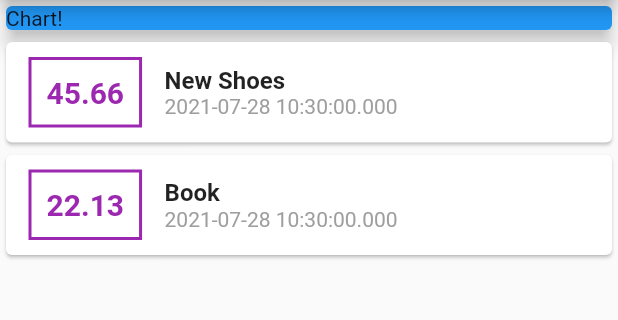
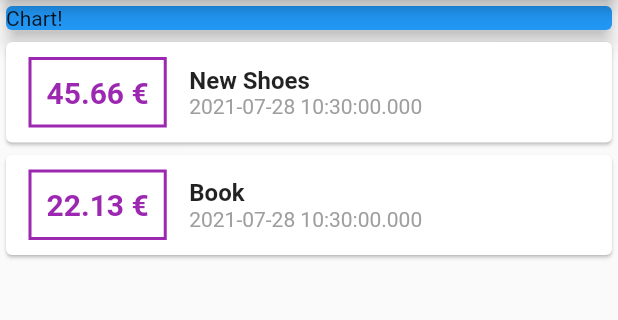
Before and after one commit to DavidCastelloBatet/expenses_control_f223, a Flutter app: the screen it shows after launch, on a phone screen of 412 x 824 dp, the part 84-404 px from its top. Run offline on Flutter 3.47's test engine with Material 2 defaults, Android fonts, the phone set to English and light mode, and no system bars.

```diff
--- a/lib/main.dart
+++ b/lib/main.dart
@@ -58,7 +58,8 @@ class MyHomePage extends StatelessWidget {
                     children: [
                       Container(
                         child: Text(
-                          tx.amount.toString(),
+                          '${tx.amount} €',
+                          //tx.amount.toString(),
                           style: TextStyle(
                             fontWeight: FontWeight.bold,
                             fontSize: 20,
```
